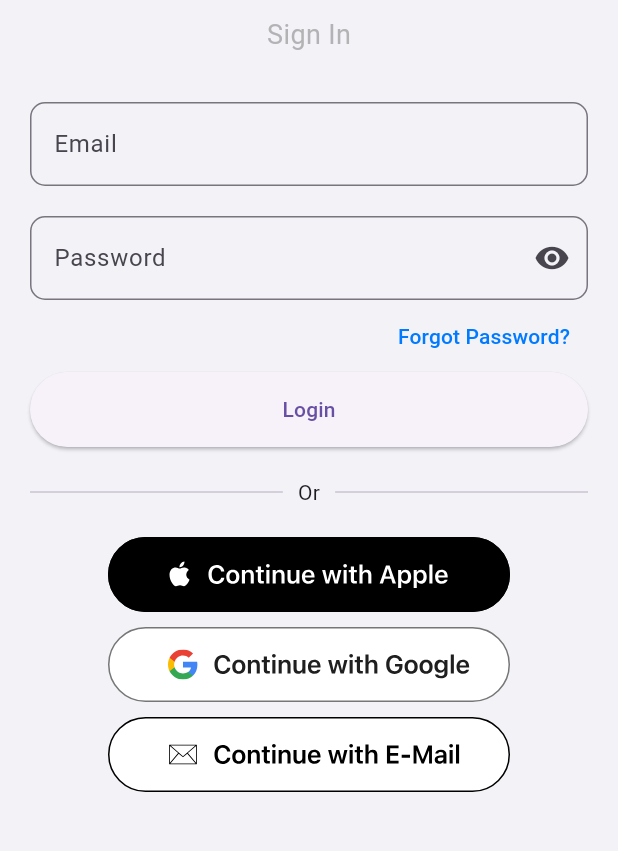
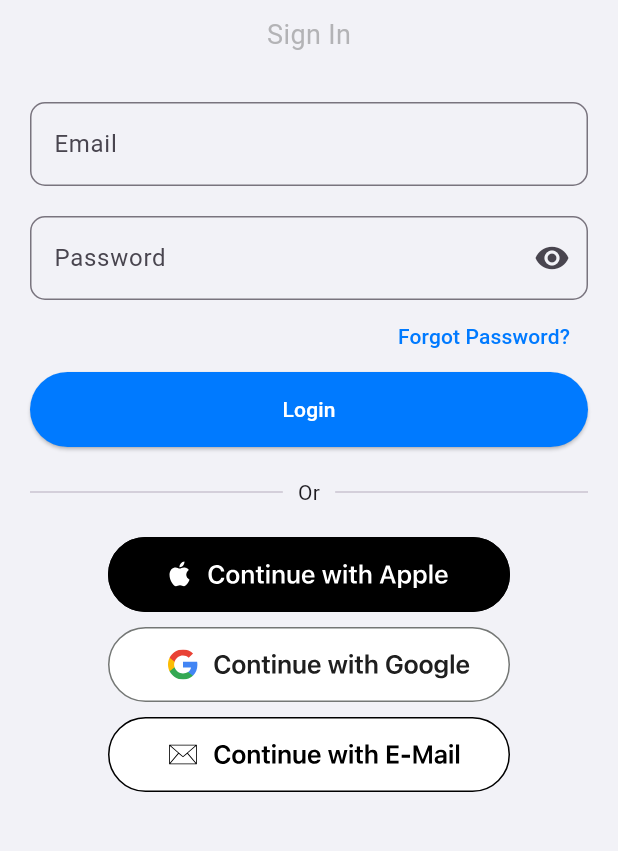
Before and after one commit to Bolzenpinguin/drive2ibiza, a Flutter app: the screen it shows after launch, on a phone screen of 412 x 824 dp, the part 252-1103 px from its top. Run offline on Flutter 3.47's test engine with Material 3 defaults, Android fonts, the phone set to English and light mode, and no system bars; our stand-ins replace flutter_svg.

Commit message:
Ad right Color for Login BTN and ad new colors and variables to the styleguide

```diff
--- a/lib/app.dart
+++ b/lib/app.dart
@@ -18,7 +18,7 @@ class NavigationBarApp extends StatelessWidget {
 
         appBarTheme: const AppBarTheme(
           backgroundColor: appNavBarColor, // Down Nav bar background
-          foregroundColor: normalLabel, // Text Color
+          foregroundColor: fontColor, // Text Color
         ),
 
         navigationBarTheme: NavigationBarThemeData(
--- a/lib/pages/login/login.dart
+++ b/lib/pages/login/login.dart
@@ -208,6 +208,8 @@ class LoginBTN extends StatelessWidget {
         },
         style: ElevatedButton.styleFrom(
           padding: const EdgeInsets.symmetric(vertical: paddingNormal),
+          foregroundColor: btnFontColor,
+          backgroundColor: btnBackgroundColor,
         ),
         child: const Text('Login'),
       ),
--- a/lib/utils/styleguide.dart
+++ b/lib/utils/styleguide.dart
@@ -11,13 +11,16 @@ const Color appNavBarColor = Color.fromRGBO(255, 255, 255, 1); // smooth withe
 const Color appSelectedIconColor = Color.fromRGBO(0, 122, 255 , 1); // blue
 const Color appUnselectedIconColor = Color.fromRGBO(128, 128, 128, 0.55); // light grey
 
-// Labels
-const Color normalLabel = Color.fromRGBO(0, 0, 0, 1);
-const Color highlightLabel = Color.fromRGBO(0, 122, 255, 1);
+// Font Colors
+const Color fontColor = Color.fromRGBO(0, 0, 0, 1);
+const Color linkFontColor = Color.fromRGBO(0, 122, 255, 1);
 
 // Backgrounds
 const Color appBackgroundColor = Color.fromRGBO(242, 242, 247, 1); // background grey
 
+// BTN Styling
+const Color btnBackgroundColor = Color.fromRGBO(0, 122, 255, 1);
+const Color btnFontColor = Color.fromRGBO(255, 255, 255, 1);
 
 // Spacing
 const double spacingSmall = 10.0;
@@ -30,7 +33,6 @@ const double spacingXL = 50.0;
 const double primaryHeading = 28.0;
 const double secondaryHeading = 18.0;
 
-
 // Border Radius
 const double borderRadiusSmall = 10.0;
 
```
